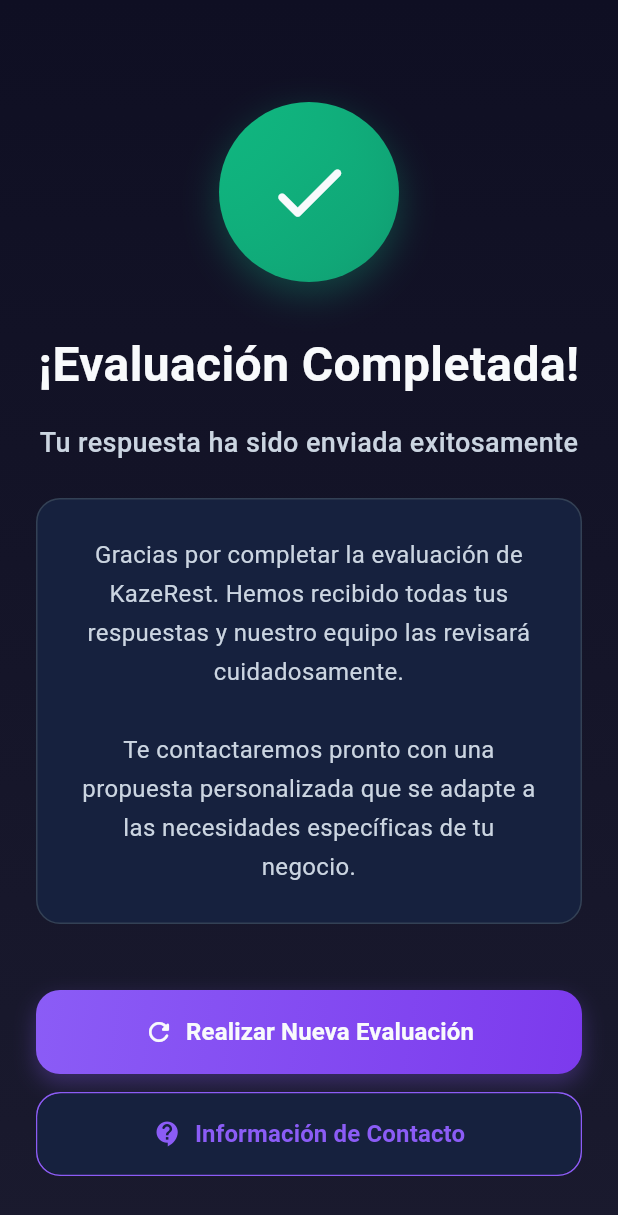
After one commit to MarlonMorales232409/kazerest_form_flutter, a Flutter app: the FinishScreenView screen opened directly, on a phone screen of 412 x 824 dp. The commit adds this screen. Shown: the top 1215 px of the screen. Run offline on Flutter 3.47's test engine with Material 3 defaults, Android fonts, the phone set to English and light mode, and no system bars; our stand-ins replace cloud_firestore, firebase_core, freezed_annotation, get; accounts and stored records are empty; Roboto replaces fonts that are missing (System).

Commit message:
finish screen complete

```diff
--- /dev/null
+++ b/lib/view/questionnaire/finish_screen_view.dart
@@ -0,0 +1,326 @@
+import 'package:flutter/material.dart';
+import 'package:get/get.dart';
+import 'package:kazerest_form/config/dark_theme.dart';
+import 'package:kazerest_form/view/questionnaire/questionnaire_main_view.dart';
+import 'package:kazerest_form/controller/questionnaire_controller.dart';
+
+class FinishScreenView extends StatelessWidget {
+  const FinishScreenView({super.key});
+
+  @override
+  Widget build(BuildContext context) {
+    return Scaffold(
+      body: Container(
+        decoration: const BoxDecoration(
+          gradient: DarkTheme.backgroundGradient,
+        ),
+        child: SafeArea(
+          child: _buildResponsiveLayout(context),
+        ),
+      ),
+    );
+  }
+
+  Widget _buildResponsiveLayout(BuildContext context) {
+    final screenWidth = MediaQuery.of(context).size.width;
+    final isDesktop = screenWidth > 1024;
+    final isTablet = screenWidth > 768 && screenWidth <= 1024;
+
+    if (isDesktop) {
+      return _buildDesktopLayout(context);
+    } else if (isTablet) {
+      return _buildTabletLayout(context);
+    } else {
+      return _buildMobileLayout(context);
+    }
+  }
+
+  Widget _buildMobileLayout(BuildContext context) {
+    return Padding(
+      padding: const EdgeInsets.all(24.0),
+      child: Column(
+        children: [
+          Expanded(
+            child: _buildContent(),
+          ),
+          _buildActionButtons(),
+          const SizedBox(height: 16),
+        ],
+      ),
+    );
+  }
+
+  Widget _buildTabletLayout(BuildContext context) {
+    return Padding(
+      padding: const EdgeInsets.symmetric(horizontal: 48.0, vertical: 24.0),
+      child: Column(
+        children: [
+          Expanded(
+            child: _buildContent(),
+          ),
+          _buildActionButtons(),
+          const SizedBox(height: 16),
+        ],
+      ),
+    );
+  }
+
+  Widget _buildDesktopLayout(BuildContext context) {
+    return Center(
+      child: Container(
+        constraints: const BoxConstraints(maxWidth: 800),
+        padding: const EdgeInsets.all(48.0),
+        child: Column(
+          children: [
+            Expanded(
+              child: _buildContent(),
+            ),
+            _buildActionButtons(),
+            const SizedBox(height: 24),
+          ],
+        ),
+      ),
+    );
+  }
+
+  Widget _buildContent() {
+    return Center(
+      child: Column(
+        mainAxisAlignment: MainAxisAlignment.center,
+        children: [
+          _buildSuccessIcon(),
+          const SizedBox(height: 32),
+          _buildTitle(),
+          const SizedBox(height: 16),
+          _buildSubtitle(),
+          const SizedBox(height: 24),
+          _buildDescription(),
+        ],
+      ),
+    );
+  }
+
+  Widget _buildSuccessIcon() {
+    return Container(
+      width: 120,
+      height: 120,
+      decoration: BoxDecoration(
+        gradient: LinearGradient(
+          colors: [
+            DarkTheme.accentGreen,
+            DarkTheme.accentGreen.withOpacity(0.8),
+          ],
+          begin: Alignment.topLeft,
+          end: Alignment.bottomRight,
+        ),
+        borderRadius: BorderRadius.circular(60),
+        boxShadow: [
+          BoxShadow(
+            color: DarkTheme.accentGreen.withOpacity(0.3),
+            blurRadius: 20,
+            offset: const Offset(0, 8),
+          ),
+        ],
+      ),
+      child: const Icon(
+        Icons.check_rounded,
+        color: DarkTheme.textPrimary,
+        size: 60,
+      ),
+    );
+  }
+
+  Widget _buildTitle() {
+    return const Text(
+      '¡Evaluación Completada!',
+      style: TextStyle(
+        fontSize: 32,
+        fontWeight: FontWeight.bold,
+        color: DarkTheme.textPrimary,
+      ),
+      textAlign: TextAlign.center,
+    );
+  }
+
+  Widget _buildSubtitle() {
+    return const Text(
+      'Tu respuesta ha sido enviada exitosamente',
+      style: TextStyle(
+        fontSize: 18,
+        color: DarkTheme.textSecondary,
+        fontWeight: FontWeight.w500,
+      ),
+      textAlign: TextAlign.center,
+    );
+  }
+
+  Widget _buildDescription() {
+    return Container(
+      padding: const EdgeInsets.all(24),
+      decoration: BoxDecoration(
+        color: DarkTheme.backgroundCard,
+        borderRadius: BorderRadius.circular(16),
+        border: Border.all(
+          color: DarkTheme.borderLight,
+          width: 1,
+        ),
+      ),
+      child: const Text(
+        'Gracias por completar la evaluación de KazeRest. Hemos recibido todas tus respuestas y nuestro equipo las revisará cuidadosamente.\n\nTe contactaremos pronto con una propuesta personalizada que se adapte a las necesidades específicas de tu negocio.',
+        style: TextStyle(
+          fontSize: 16,
+          color: DarkTheme.textSecondary,
+          height: 1.6,
+        ),
+        textAlign: TextAlign.center,
+      ),
+    );
+  }
+
+  Widget _buildActionButtons() {
+    return Column(
+      children: [
+        // Primary action - Start new evaluation
+        SizedBox(
+          width: double.infinity,
+          child: CustomButton(
+            text: 'Realizar Nueva Evaluación',
+            icon: Icons.refresh_rounded,
+            onPressed: () {
+              _startNewEvaluation();
+            },
+          ),
+        ),
+        const SizedBox(height: 12),
+        // Tertiary action - Contact info (if needed)
+        SizedBox(
+          width: double.infinity,
+          child: CustomButton(
+            text: 'Información de Contacto',
+            icon: Icons.contact_support_rounded,
+            isSecondary: true,
+            onPressed: () {
+              _showContactInfo();
+            },
+          ),
+        ),
+      ],
+    );
+  }
+
+  void _startNewEvaluation() {
+    // Reset all controller data and start from beginning
+    final controller = Get.find<QuestionnaireController>();
+    controller.resetAll();
+
+    // Navigate to the main questionnaire view
+    Get.offAll(() => QuestionnaireMainView());
+  }
+
+  void _goToInterestCards() {
+    // Go back to interest cards view (step 0)
+    final controller = Get.find<QuestionnaireController>();
+    controller.goToStep(0);
+
+    // Navigate to the main questionnaire view
+    Get.offAll(() => QuestionnaireMainView());
+  }
+
+  void _showContactInfo() {
+    Get.dialog(
+      Dialog(
+        backgroundColor: DarkTheme.backgroundCard,
+        shape: RoundedRectangleBorder(
+          borderRadius: BorderRadius.circular(20),
+        ),
+        child: Container(
+          padding: const EdgeInsets.all(24),
+          child: Column(
+            mainAxisSize: MainAxisSize.min,
+            children: [
+              const Icon(
+                Icons.contact_mail_rounded,
+                size: 48,
+                color: DarkTheme.primaryPurple,
+              ),
+              const SizedBox(height: 16),
+              const Text(
+                'Información de Contacto',
+                style: TextStyle(
+                  fontSize: 20,
+                  fontWeight: FontWeight.bold,
+                  color: DarkTheme.textPrimary,
+                ),
+              ),
+              const SizedBox(height: 16),
+              _buildContactItem(
+                icon: Icons.email_rounded,
+                title: 'Email',
+                value: 'contacto@kazerest.com',
+              ),
+              _buildContactItem(
+                icon: Icons.phone_rounded,
+                title: 'Teléfono',
+                value: '+1 (555) 123-4567',
+              ),
+              _buildContactItem(
+                icon: Icons.language_rounded,
+                title: 'Sitio Web',
+                value: 'www.kazerest.com',
+              ),
+              const SizedBox(height: 24),
+              SizedBox(
+                width: double.infinity,
+                child: CustomButton(
+                  text: 'Cerrar',
+                  onPressed: () => Get.back(),
+                ),
+              ),
+            ],
+          ),
+        ),
+      ),
+    );
+  }
+
+  Widget _buildContactItem({
+    required IconData icon,
+    required String title,
+    required String value,
+  }) {
+    return Padding(
+      padding: const EdgeInsets.symmetric(vertical: 8),
+      child: Row(
+        children: [
+          Icon(
+            icon,
+            size: 20,
+            color: DarkTheme.textSecondary,
+          ),
+          const SizedBox(width: 12),
+          Column(
+            crossAxisAlignment: CrossAxisAlignment.start,
+            children: [
+              Text(
+                title,
+                style: const TextStyle(
+                  fontSize: 12,
+                  color: DarkTheme.textSecondary,
+                  fontWeight: FontWeight.w500,
+                ),
+              ),
+              Text(
+                value,
+                style: const TextStyle(
+                  fontSize: 14,
+                  color: DarkTheme.textPrimary,
+                  fontWeight: FontWeight.w600,
+                ),
+              ),
+            ],
+          ),
+        ],
+      ),
+    );
+  }
+}
--- a/lib/view/questionnaire/user_data_form_view.dart
+++ b/lib/view/questionnaire/user_data_form_view.dart
@@ -2,6 +2,7 @@ import 'package:flutter/material.dart';
 import 'package:get/get.dart';
 import 'package:kazerest_form/controller/questionnaire_controller.dart';
 import 'package:kazerest_form/view/questionnaire/questionnaire_main_view.dart';
+import 'package:kazerest_form/view/questionnaire/finish_screen_view.dart';
 import 'package:kazerest_form/config/firebase_service.dart';
 import 'package:kazerest_form/config/dark_theme.dart';
 
@@ -733,7 +734,8 @@ class _UserDataFormViewState extends State<UserDataFormView> {
                     }
 
                     Get.back(); // Close dialog
-                    Get.back(); // Go back to previous screen
+                    // Navigate to finish screen instead of going back
+                    Get.offAll(() => const FinishScreenView());
                   },
                   style: ElevatedButton.styleFrom(
                     backgroundColor: DarkTheme.primaryPurple,
--- a/lib/view/view.dart
+++ b/lib/view/view.dart
@@ -4,3 +4,4 @@ export 'questionnaire/priority_ordering_view.dart';
 export 'questionnaire/califications_view.dart';
 export 'questionnaire/categories_importance_view.dart';
 export 'questionnaire/user_data_form_view.dart';
+export 'questionnaire/finish_screen_view.dart';
```
Also changed, not shown: lib/controller/questionnaire_controller.dart (+38 -0 lines).
